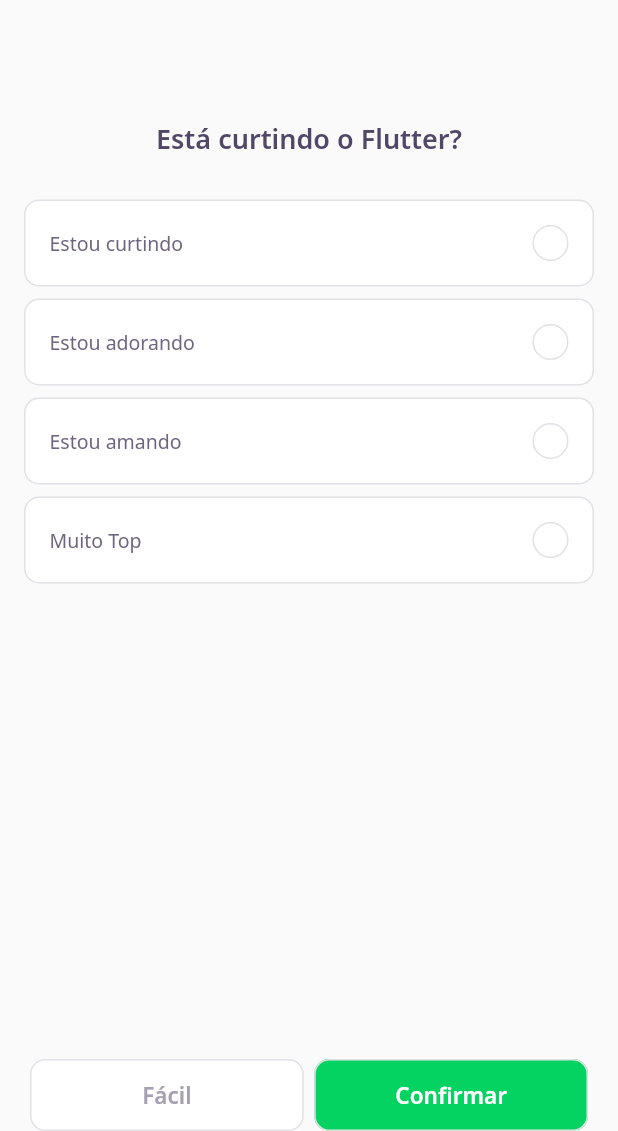
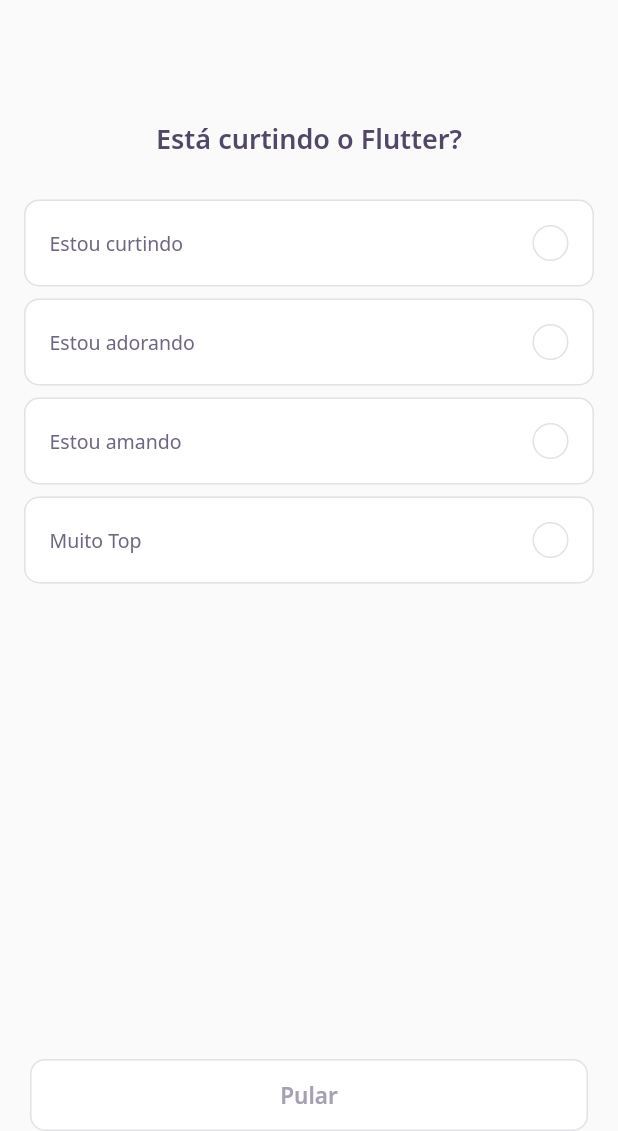
Before and after one commit to amazingustav/devquiz, a Flutter app: the screen it shows after launch, after a tap on "NLW 5 Flutter", on a phone screen of 412 x 824 dp, the part 105-1236 px from its top. Run offline on Flutter 3.47's test engine with Material 2 defaults, Android fonts, the phone set to English and light mode, and no system bars; our stand-ins replace google_fonts; accounts and stored records are empty; network calls fail.

Commit message:
Make navigation between quiz screen

```diff
--- a/lib/challenge/challenge_page.dart
+++ b/lib/challenge/challenge_page.dart
@@ -27,12 +27,21 @@ class _ChallengePageState extends State<ChallengePage> {
     super.initState();
   }
 
+  void nextPage() {
+    if (controller.currentPage < widget.questions.length)
+      pageController.nextPage(
+        duration: Duration(milliseconds: 100),
+        curve: Curves.linear,
+      );
+  }
+
   @override
   Widget build(BuildContext context) {
     return Scaffold(
       appBar: PreferredSize(
         preferredSize: Size.fromHeight(86),
         child: SafeArea(
+          top: true,
           child: Column(
             crossAxisAlignment: CrossAxisAlignment.start,
             children: [
@@ -54,24 +63,39 @@ class _ChallengePageState extends State<ChallengePage> {
         ),
       ),
       body: PageView(
+        physics: NeverScrollableScrollPhysics(),
         controller: pageController,
-        children: widget.questions.map((e) => QuizWidget(question: e)).toList(),
+        children: widget.questions
+            .map((e) => QuizWidget(question: e, onChange: nextPage))
+            .toList(),
       ),
       bottomNavigationBar: SafeArea(
         bottom: true,
         child: Padding(
           padding: const EdgeInsets.symmetric(horizontal: 20),
-          child: Row(
+          child: ValueListenableBuilder<int>(
+            valueListenable: controller.currentPageNotifier,
+            builder: (context, value, _) => Row(
               mainAxisAlignment: MainAxisAlignment.spaceAround,
               children: [
+                if (value < widget.questions.length)
                   Expanded(
-                child: NextButtonWidget.white(label: "Fácil", onTap: () {}),
+                    child: NextButtonWidget.white(
+                      label: "Pular",
+                      onTap: nextPage,
                     ),
-              SizedBox(width: 7),
+                  ),
+                if (value == widget.questions.length)
                   Expanded(
-                child: NextButtonWidget.green(label: "Confirmar", onTap: () {}),
+                    child: NextButtonWidget.green(
+                      label: "Confirmar",
+                      onTap: () {
+                        Navigator.pop(context);
+                      },
+                    ),
                   ),
               ],
+            ),
           ),
         ),
       ),
--- a/lib/challenge/widgets/answer/answer_widget.dart
+++ b/lib/challenge/widgets/answer/answer_widget.dart
@@ -1,40 +1,49 @@
 import 'package:dev_quiz/core/app_colors.dart';
 import 'package:dev_quiz/core/app_text_styles.dart';
+import 'package:dev_quiz/shared/models/answer_model.dart';
 import 'package:flutter/material.dart';
 
 class AnswerWidget extends StatelessWidget {
-  final String title;
-  final bool isCorrect;
+  final AnswerModel answer;
   final bool isSelected;
+  final VoidCallback onTap;
+  final bool disabled;
 
   const AnswerWidget({
     Key? key,
-    required this.title,
-    this.isCorrect = false,
     this.isSelected = false,
+    required this.answer,
+    required this.onTap,
+    required this.disabled,
   }) : super(key: key);
 
   Color get _selectedColorRight =>
-      isCorrect ? AppColors.darkGreen : AppColors.darkRed;
+      answer.isCorrect ? AppColors.darkGreen : AppColors.darkRed;
 
   Color get _selectedBorderRight =>
-      isCorrect ? AppColors.lightGreen : AppColors.lightRed;
+      answer.isCorrect ? AppColors.lightGreen : AppColors.lightRed;
 
   Color get _selectedColorCardRight =>
-      isCorrect ? AppColors.lightGreen : AppColors.lightRed;
+      answer.isCorrect ? AppColors.lightGreen : AppColors.lightRed;
 
   Color get _selectedBorderCardRight =>
-      isCorrect ? AppColors.green : AppColors.red;
+      answer.isCorrect ? AppColors.green : AppColors.red;
 
-  TextStyle get _selectedTextStyleRight =>
-      isCorrect ? AppTextStyles.bodyDarkGreen : AppTextStyles.bodyDarkRed;
+  TextStyle get _selectedTextStyleRight => answer.isCorrect
+      ? AppTextStyles.bodyDarkGreen
+      : AppTextStyles.bodyDarkRed;
 
-  IconData get _selectedIconRight => isCorrect ? Icons.check : Icons.close;
+  IconData get _selectedIconRight =>
+      answer.isCorrect ? Icons.check : Icons.close;
 
   @override
   Widget build(BuildContext context) {
     return Padding(
       padding: const EdgeInsets.symmetric(horizontal: 16, vertical: 4),
+      child: IgnorePointer(
+        ignoring: disabled,
+        child: GestureDetector(
+          onTap: onTap,
           child: Container(
             padding: const EdgeInsets.all(16),
             decoration: BoxDecoration(
@@ -42,7 +51,8 @@ class AnswerWidget extends StatelessWidget {
               borderRadius: BorderRadius.circular(10),
               border: Border.fromBorderSide(
                 BorderSide(
-              color: isSelected ? _selectedBorderCardRight : AppColors.border,
+                  color:
+                      isSelected ? _selectedBorderCardRight : AppColors.border,
                 ),
               ),
             ),
@@ -51,9 +61,10 @@ class AnswerWidget extends StatelessWidget {
               children: [
                 Expanded(
                   child: Text(
-                title,
-                style:
-                    isSelected ? _selectedTextStyleRight : AppTextStyles.body,
+                    answer.title,
+                    style: isSelected
+                        ? _selectedTextStyleRight
+                        : AppTextStyles.body,
                   ),
                 ),
                 Container(
@@ -64,8 +75,9 @@ class AnswerWidget extends StatelessWidget {
                       borderRadius: BorderRadius.circular(500),
                       border: Border.fromBorderSide(
                         BorderSide(
-                      color:
-                          isSelected ? _selectedBorderRight : AppColors.border,
+                          color: isSelected
+                              ? _selectedBorderRight
+                              : AppColors.border,
                         ),
                       )),
                   child: isSelected
@@ -79,6 +91,8 @@ class AnswerWidget extends StatelessWidget {
               ],
             ),
           ),
+        ),
+      ),
     );
   }
 }
--- a/lib/challenge/widgets/quiz/quiz_widget.dart
+++ b/lib/challenge/widgets/quiz/quiz_widget.dart
@@ -1,12 +1,27 @@
 import 'package:dev_quiz/challenge/widgets/answer/answer_widget.dart';
 import 'package:dev_quiz/core/app_text_styles.dart';
+import 'package:dev_quiz/shared/models/answer_model.dart';
 import 'package:dev_quiz/shared/models/question_model.dart';
 import 'package:flutter/material.dart';
 
-class QuizWidget extends StatelessWidget {
+class QuizWidget extends StatefulWidget {
   final QuestionModel question;
+  final VoidCallback onChange;
 
-  const QuizWidget({Key? key, required this.question}) : super(key: key);
+  const QuizWidget({
+    Key? key,
+    required this.question,
+    required this.onChange,
+  }) : super(key: key);
+
+  @override
+  _QuizWidgetState createState() => _QuizWidgetState();
+}
+
+class _QuizWidgetState extends State<QuizWidget> {
+  int selectedIndex = -1;
+
+  AnswerModel answer(int index) => widget.question.answers[index];
 
   @override
   Widget build(BuildContext context) {
@@ -14,11 +29,20 @@ class QuizWidget extends StatelessWidget {
       child: Column(
         children: [
           SizedBox(height: 64),
-          Text(question.title, style: AppTextStyles.heading),
+          Text(widget.question.title, style: AppTextStyles.heading),
           SizedBox(height: 24),
-          ...question.answers.map(
-            (e) => AnswerWidget(isCorrect: e.isCorrect, title: e.title),
-          ),
+          for (var i = 0; i < widget.question.answers.length; i++)
+            AnswerWidget(
+              answer: answer(i),
+              disabled: selectedIndex != -1,
+              isSelected: selectedIndex == i,
+              onTap: () {
+                selectedIndex = i;
+                setState(() {});
+                Future.delayed(Duration(seconds: 1))
+                    .then((value) => widget.onChange());
+              },
+            ),
         ],
       ),
     );
```
Lines whose indentation alone changed are shown as unchanged.
